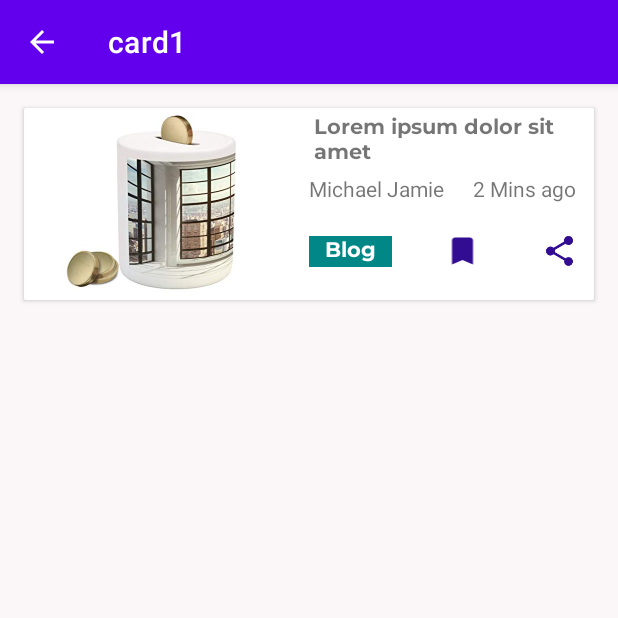
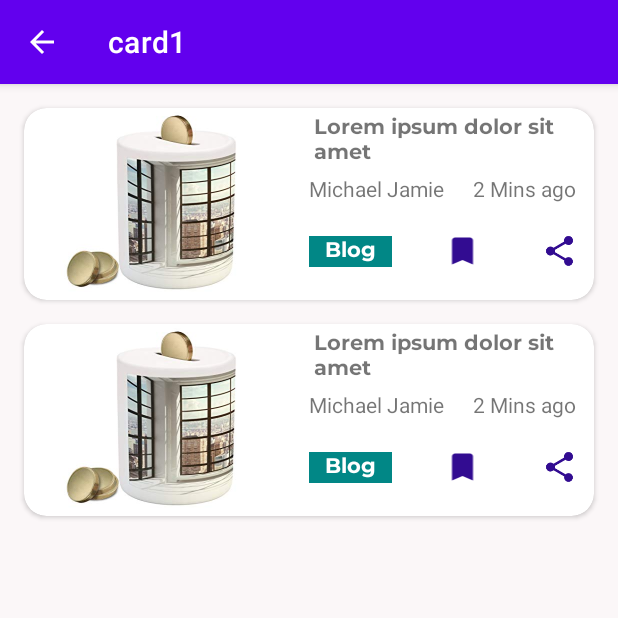
Before and after one commit to KramStyles/ddt1, an Android app: the card1 screen opened directly, with no data from a screen before it, on a phone screen of 412 x 824 dp, the top half of it. Run offline under Robolectric (Android 15) with nearby library versions, the phone set to English and light mode, and no system bars.

Commit message:
made double card views

```diff
--- a/app/src/main/res/layout/activity_card1.xml
+++ b/app/src/main/res/layout/activity_card1.xml
@@ -8,12 +8,13 @@
     tools:context=".card1">
 
     <androidx.cardview.widget.CardView
+        android:id="@+id/cardView"
         android:layout_width="0dp"
         android:layout_height="wrap_content"
         android:layout_marginStart="16dp"
         android:layout_marginTop="16dp"
         android:layout_marginEnd="16dp"
-        app:cardCornerRadius="1dp"
+        app:cardCornerRadius="15dp"
         app:layout_constraintEnd_toEndOf="parent"
         app:layout_constraintStart_toStartOf="parent"
         app:layout_constraintTop_toTopOf="parent">
@@ -108,4 +109,107 @@
             </LinearLayout>
         </LinearLayout>
     </androidx.cardview.widget.CardView>
+
+    <androidx.cardview.widget.CardView
+        android:layout_width="0dp"
+        android:layout_height="wrap_content"
+        android:layout_marginStart="16dp"
+        android:layout_marginTop="16dp"
+        android:layout_marginEnd="16dp"
+        app:cardCornerRadius="15dp"
+        app:layout_constraintEnd_toEndOf="parent"
+        app:layout_constraintStart_toStartOf="parent"
+        app:layout_constraintTop_toBottomOf="@+id/cardView">
+
+        <LinearLayout
+            android:layout_width="match_parent"
+            android:layout_height="128dp"
+            android:orientation="horizontal">
+
+            <ImageView
+                android:id="@+id/imageView2_"
+                android:layout_width="0dp"
+                android:layout_height="match_parent"
+                android:layout_weight="1"
+                android:contentDescription="@string/heading1"
+                app:srcCompat="@drawable/top" />
+
+            <LinearLayout
+                android:layout_width="0dp"
+                android:layout_height="match_parent"
+                android:layout_weight="1"
+                android:orientation="vertical">
+
+                <TextView
+                    android:id="@+id/textView_"
+                    android:layout_width="wrap_content"
+                    android:layout_height="wrap_content"
+                    android:fontFamily="@font/montserrat_bold"
+                    android:padding="3dp"
+                    android:text="@string/heading1" />
+
+                <LinearLayout
+                    android:layout_width="match_parent"
+                    android:layout_height="wrap_content"
+                    android:gravity="center"
+                    android:orientation="horizontal">
+
+                    <TextView
+                        android:id="@+id/textView2_"
+                        android:layout_width="0dp"
+                        android:layout_height="wrap_content"
+                        android:layout_weight="1"
+                        android:text="@string/name" />
+
+                    <TextView
+                        android:id="@+id/textView3_"
+                        android:layout_width="0dp"
+                        android:layout_height="wrap_content"
+                        android:layout_marginStart="5dp"
+                        android:layout_weight="1"
+                        android:text="@string/time"
+                        android:textAlignment="center" />
+
+                </LinearLayout>
+
+                <LinearLayout
+                    android:layout_width="match_parent"
+                    android:layout_height="match_parent"
+                    android:gravity="center"
+                    android:orientation="horizontal">
+
+                    <TextView
+                        android:id="@+id/textView4_"
+                        android:layout_width="wrap_content"
+                        android:layout_height="wrap_content"
+                        android:layout_marginEnd="5dp"
+                        android:layout_weight="1"
+                        android:background="@color/teal_700"
+                        android:fontFamily="@font/montserrat_bold"
+                        android:text="@string/blog"
+                        android:textAlignment="center"
+                        android:textColor="@color/white" />
+
+                    <ImageView
+                        android:id="@+id/imageView3_"
+                        android:layout_width="62dp"
+                        android:layout_height="wrap_content"
+                        android:layout_weight="1"
+                        android:contentDescription="@string/heading1"
+                        app:srcCompat="@drawable/ic_turned" />
+
+                    <ImageView
+                        android:id="@+id/imageView4_"
+                        android:layout_width="24dp"
+                        android:layout_height="24dp"
+                        android:layout_weight="1"
+                        android:contentDescription="@string/heading1"
+                        app:srcCompat="@drawable/ic_baseline_share_24" />
+
+                </LinearLayout>
+
+            </LinearLayout>
+        </LinearLayout>
+    </androidx.cardview.widget.CardView>
+
 </androidx.constraintlayout.widget.ConstraintLayout>
```
